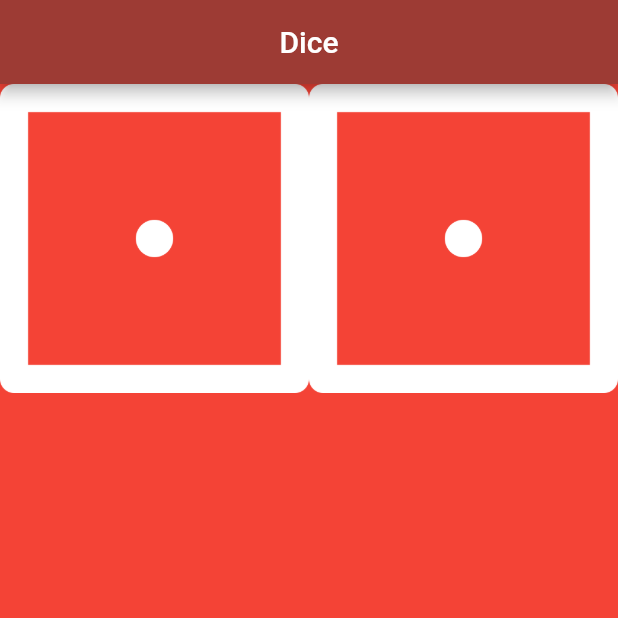
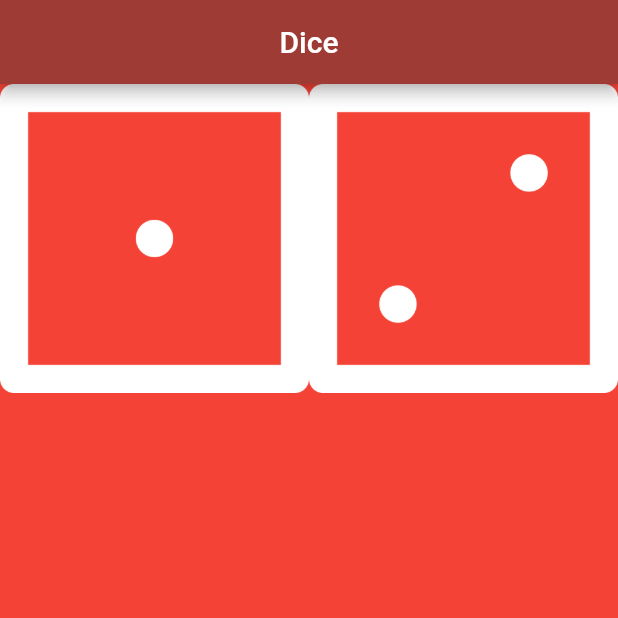
Before and after one commit to g0beze/dice, a Flutter app: the screen it shows after launch, on a phone screen of 412 x 824 dp, the top half of it. Run offline on Flutter 3.47's test engine with Material 2 defaults, Android fonts, the phone set to English and light mode, and no system bars.

Commit message:
expanded widget & image constructor

```diff
--- a/lib/main.dart
+++ b/lib/main.dart
@@ -22,18 +22,12 @@ class DicePage extends StatelessWidget {
   @override
   Widget build(BuildContext context) {
     return Row(
-      children: const [
+      children: [
         Expanded(
-          flex: 1,
-          child: Image(
-            image: AssetImage('images/dice1.png'),
-          ),
+          child: Image.asset('images/dice1.png'),
         ),
         Expanded(
-          flex: 1,
-          child: Image(
-            image: AssetImage('images/dice1.png'),
-          ),
+          child: Image.asset('images/dice2.png'),
         ),
       ],
     );
```
